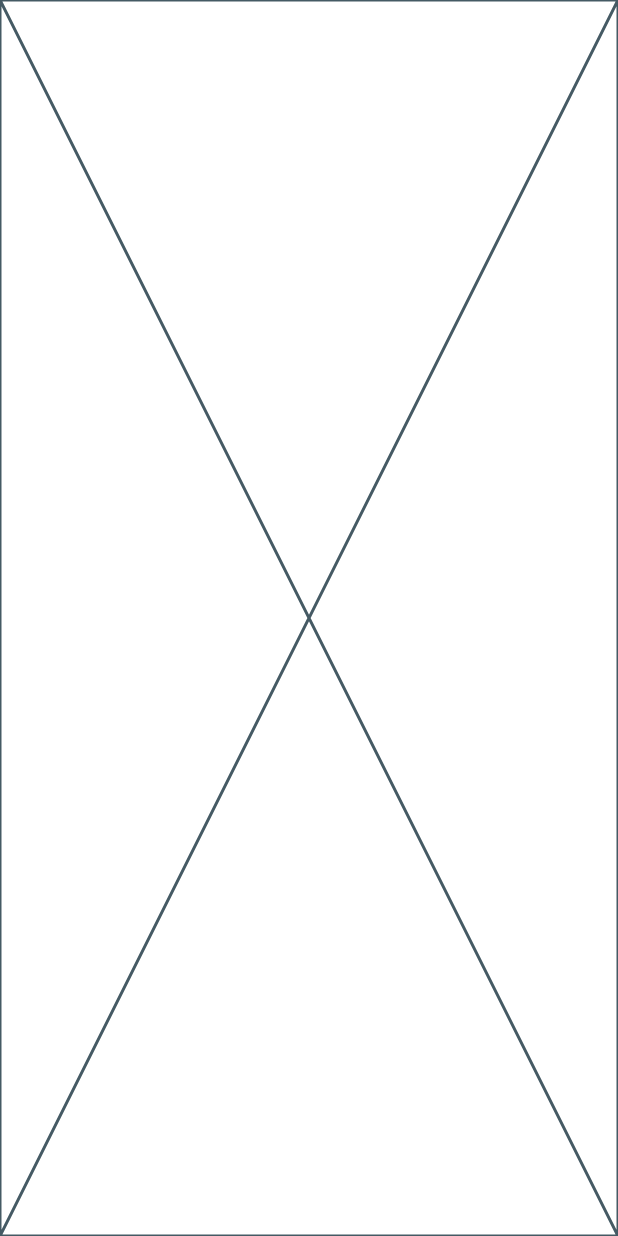
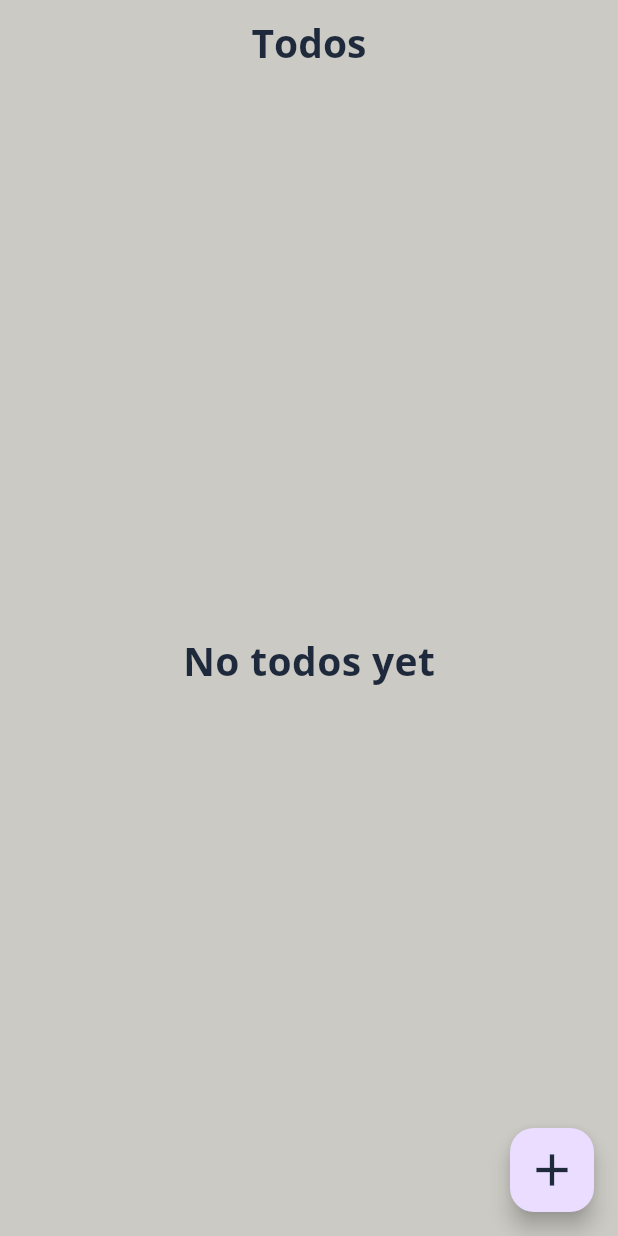
Before and after one commit to nanceeyngo/ngozi_s_todo_app_v, a Flutter app: the screen it shows after launch, on a phone screen of 412 x 824 dp. Run offline on Flutter 3.47's test engine with Material 3 defaults, Android fonts, the light colour scheme and no system bars; our stand-ins replace flutter_local_notifications, flutter_timezone, get, google_fonts, hive_flutter, timezone; accounts and stored records are empty.

Commit message:
started UI

```diff
--- a/lib/todo_app/user_interface/pages/add_todo_page.dart
+++ b/lib/todo_app/user_interface/pages/add_todo_page.dart
@@ -5,6 +5,8 @@ class AddTodoPage extends StatelessWidget {
 
   @override
   Widget build(BuildContext context) {
-    return const Placeholder();
+    return Scaffold(
+      appBar: AppBar(),
+    );
   }
 }
--- a/lib/todo_app/user_interface/pages/todo_list_page.dart
+++ b/lib/todo_app/user_interface/pages/todo_list_page.dart
@@ -1,10 +1,39 @@
 import 'package:flutter/material.dart';
+import 'package:get/get.dart';
+import 'package:ngozi_s_todo_app_v/todo_app/controllers/todo_controller.dart';
+import 'package:ngozi_s_todo_app_v/todo_app/user_interface/widgets/todo_tile.dart';
+import 'package:ngozi_s_todo_app_v/todo_app/utils/colors.dart';
+import '../../utils/fonts.dart';
 
 class TodoListPage extends StatelessWidget {
   const TodoListPage({super.key});
 
   @override
   Widget build(BuildContext context) {
-    return const Placeholder();
+    final controller = Get.find<TodoController>();
+    return Scaffold(
+      backgroundColor: AppColors.background,
+      appBar: AppBar(
+        title: Text('Todos',
+          style: s26w700.copyWith(color: AppColors.textPrimary)),
+        backgroundColor: AppColors.background,
+        centerTitle: true,
+        elevation: 0,
+      ),
+      body: Obx((){
+        final todos = controller.topLevelTodos();
+        if(todos.isEmpty) {
+          return Center(child: Text('No todos yet',
+            style: s26w700.copyWith(color: AppColors.textPrimary),),);
+        }
+        return ListView(
+          children: todos.map((todo) => TodoTile(todo: todo)).toList(),
+        );
+      }),
+      floatingActionButton: FloatingActionButton(
+          onPressed: () => Get.toNamed('/add_todo'),
+        child: Icon(Icons.add, size: 36, color: AppColors.textPrimary,),
+      ),
+    );
   }
 }
--- /dev/null
+++ b/lib/todo_app/utils/colors.dart
@@ -0,0 +1,6 @@
+import 'package:flutter/material.dart';
+
+class AppColors{
+  static const Color background = Color(0xFFCCCAC4);
+  static const Color textPrimary = Color(0xFF1E293B);
+}
--- a/lib/todo_app/utils/fonts.dart
+++ b/lib/todo_app/utils/fonts.dart
@@ -144,3 +144,21 @@ final s24w700 = GoogleFonts.openSans(
     fontSize: 24,
     fontWeight: FontWeight.w700
 );
+
+//font size 26
+final s26w400 = GoogleFonts.openSans(
+    fontSize: 26,
+    fontWeight: FontWeight.w400
+);
+final s26w500 = GoogleFonts.openSans(
+    fontSize: 26,
+    fontWeight: FontWeight.w500
+);
+final s26w600 = GoogleFonts.openSans(
+    fontSize: 26,
+    fontWeight: FontWeight.w600
+);
+final s26w700 = GoogleFonts.openSans(
+    fontSize: 26,
+    fontWeight: FontWeight.w700
+);
```
Also changed, not shown: lib/todo_app/user_interface/widgets/todo_tile.dart (added, +13 -0 lines).
